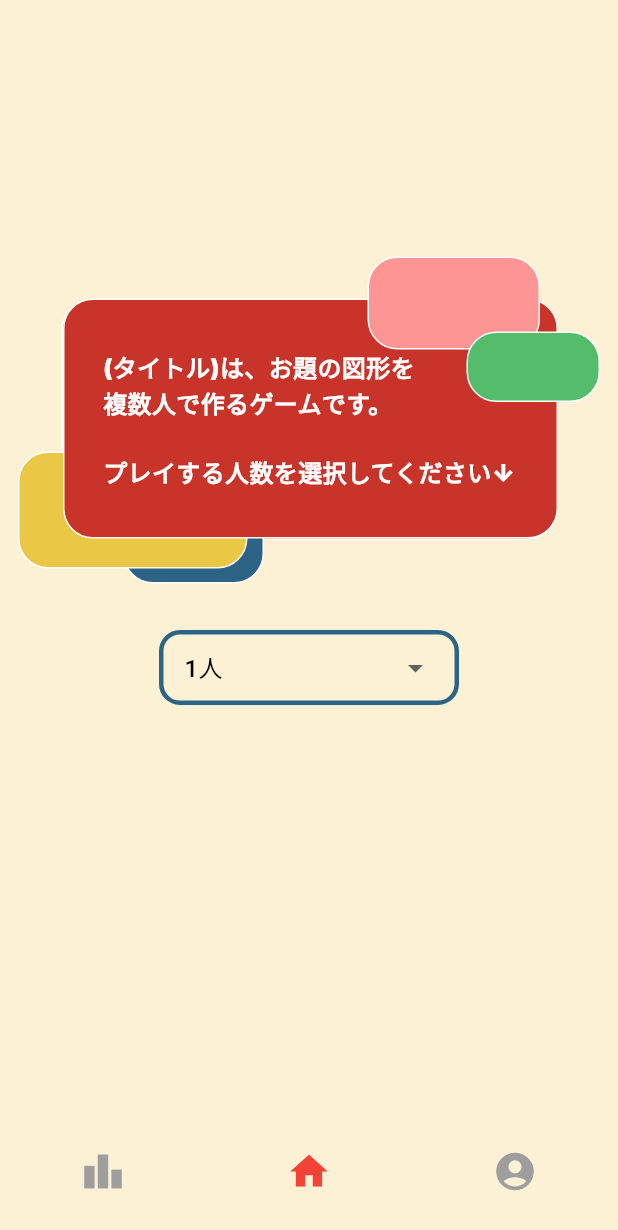
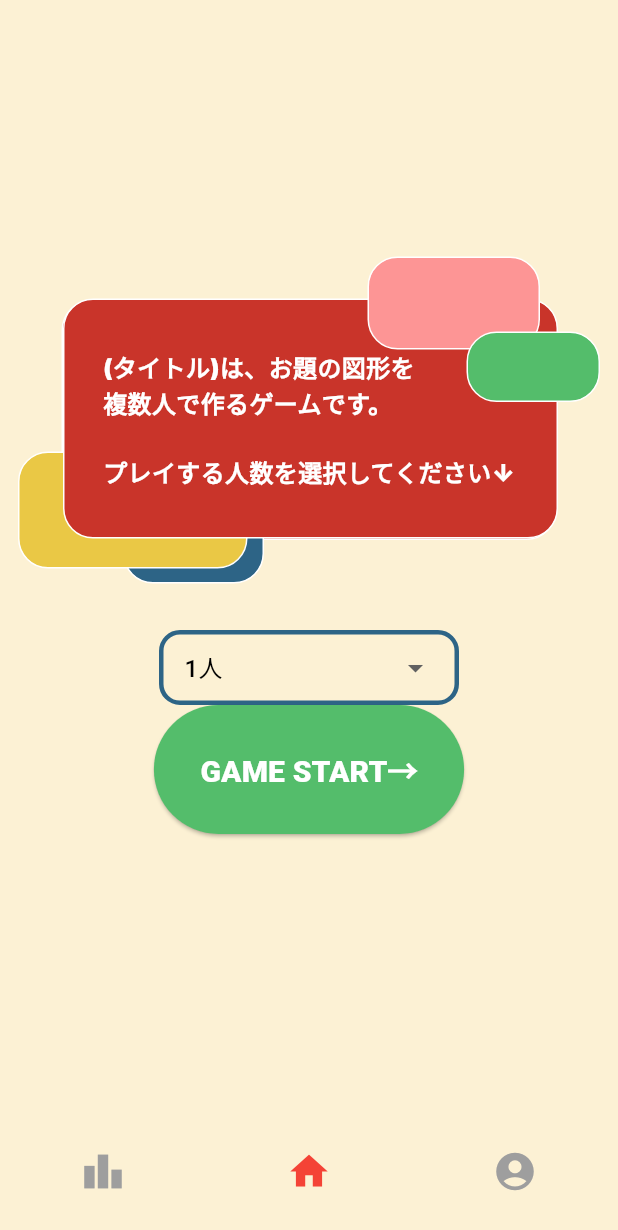
Before and after one commit to CreO-developer/hackason_mobile, a Flutter app: the screen it shows once a user with an empty profile is signed in, item 2 of the bottom bar chosen, after a tap on "GAME START→", on a phone screen of 412 x 824 dp. Shown: the top 1230 px of the screen. Run offline on Flutter 3.47's test engine with Material 3 defaults, Android fonts, the phone set to English and light mode, and no system bars; drawn by our look-alikes of dropdown_button2; our stand-ins replace camera, cloud_firestore, dio, firebase_auth, firebase_core, firebase_storage and 4 more; accounts and stored records are empty; network calls fail; Roboto replaces fonts that are missing (Inter).

Commit message:
アセットの作成

```diff
--- a/lib/presentation/screens/home_screen.dart
+++ b/lib/presentation/screens/home_screen.dart
@@ -2,6 +2,7 @@ import 'package:camera/camera.dart';
 import 'package:dropdown_button2/dropdown_button2.dart';
 import 'package:flutter/material.dart';
 import 'package:flutter_riverpod/flutter_riverpod.dart';
+import 'package:go_router/go_router.dart';
 import 'package:mobile/main.dart';
 import 'package:mobile/widget/CameraPreviewWidget.dart';
 import 'package:mobile/widget/TitleWidget.dart';
@@ -104,7 +105,26 @@ class _HomeScreenState extends ConsumerState<HomeScreen> {
                   });
                 },
               ),
-            )
+            ),
+            ElevatedButton(
+              onPressed: () {
+                setState(() {
+                  // showButton = false; // ボタンを非表示にし、選択ボックスを表示
+                  context.go('/home/question');
+                });
+              },
+              style: ElevatedButton.styleFrom(
+                backgroundColor: const Color(0xFF54BD6B), // 背景色を緑に設定
+                padding: const EdgeInsets.symmetric(
+                    horizontal: 31, vertical: 28), // ボタンのサイズ
+              ),
+              child: const Text("GAME START→",
+                  style: TextStyle(
+                    color: Colors.white,
+                    fontSize: 20,
+                    fontWeight: FontWeight.w900,
+                  )), // テキストを太字に設定
+            ),
           ]
         ]),
       ),
--- a/lib/router/router.dart
+++ b/lib/router/router.dart
@@ -4,6 +4,7 @@ import 'package:mobile/presentation/notifier/auth_user_notifier.dart';
 import 'package:mobile/presentation/screens/login_screen.dart';
 import 'package:mobile/presentation/screens/account_screen.dart';
 import 'package:mobile/presentation/screens/home_screen.dart';
+import 'package:mobile/presentation/screens/question_screen.dart';
 import 'package:mobile/presentation/screens/ranking_screen.dart';
 import 'package:mobile/widget/BottomNavWidget.dart';
 import 'package:path/path.dart';
@@ -20,7 +21,15 @@ GoRouter CustomRouter(WidgetRef ref) {
       routes: [
         StatefulShellRoute.indexedStack(
             builder: (context, state, navigationShell) {
-              return AppNavigationBar(navigationShell: navigationShell);
+              // Check if the current route is 'home/question'
+              final location = state.uri.toString();
+              if (location == '/home/question') {
+                // Return only the navigationShell content without the AppNavigationBar
+                return navigationShell;
+              } else {
+                // Return the AppNavigationBar
+                return AppNavigationBar(navigationShell: navigationShell);
+              }
             },
             branches: [
               // ランキングブランチ
@@ -44,6 +53,12 @@ GoRouter CustomRouter(WidgetRef ref) {
                       key: state.pageKey,
                       child: HomeScreen(),
                     ),
+                    routes: [
+                      GoRoute(
+                        path: 'question',
+                        builder: (context, state) => QuestionScreen(),
+                      ),
+                    ],
                   ),
                 ],
               ),
```
Also changed, not shown: lib/constants/single.dart (added, +32 -0 lines), lib/presentation/screens/question_screen.dart (added, +14 -0 lines).
